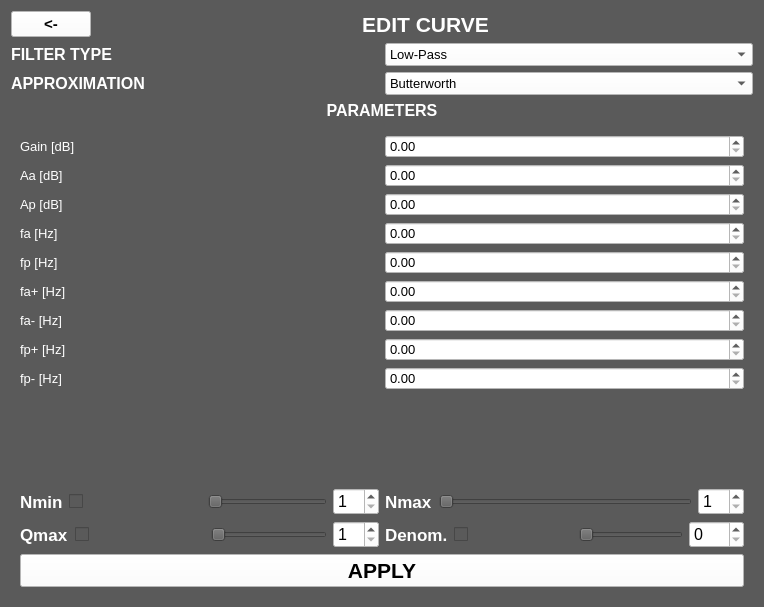
First picture: the form in Frontend/Designer/edit_window.ui, repository odevincenti/TC_TP4, before the edit.
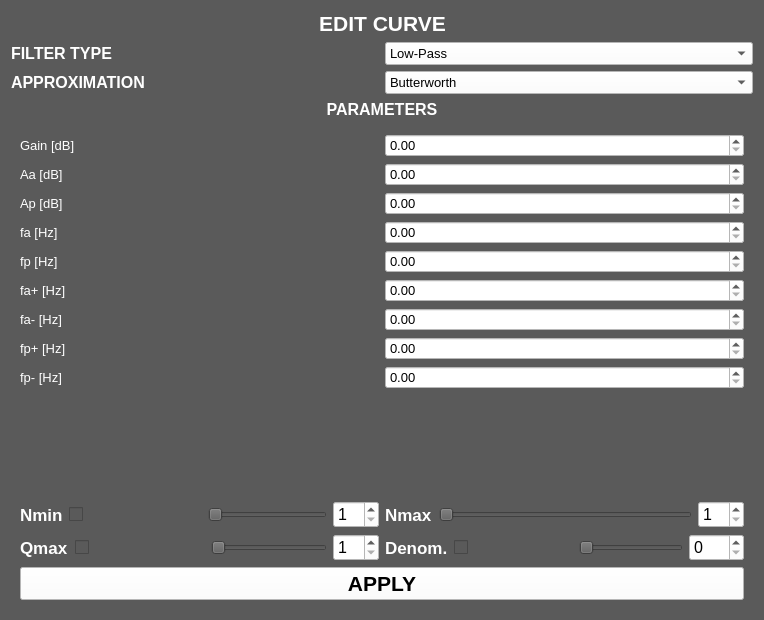
Second picture: the form after the edit.

What changed in the file:
```diff
--- a/Frontend/Designer/edit_window.ui
+++ b/Frontend/Designer/edit_window.ui
@@ -7,7 +7,7 @@
     <x>0</x>
     <y>0</y>
     <width>764</width>
-    <height>607</height>
+    <height>620</height>
    </rect>
   </property>
   <property name="windowTitle">
@@ -21,24 +21,6 @@
     <layout class="QVBoxLayout" name="verticalLayout_11">
      <item>
       <layout class="QHBoxLayout" name="horizontalLayout_3">
-       <item>
-        <widget class="QPushButton" name="GoBack_Button_2">
-         <property name="font">
-          <font>
-           <pointsize>11</pointsize>
-           <weight>75</weight>
-           <bold>true</bold>
-          </font>
-         </property>
-         <property name="styleSheet">
-          <string notr="true">background:white;
-</string>
-         </property>
-         <property name="text">
-          <string>&lt;-</string>
-         </property>
-        </widget>
-       </item>
        <item>
         <spacer name="horizontalSpacer_6">
          <property name="orientation">
```
